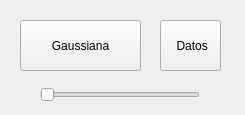
yohanmr/robocomp-shelly, file components/socialnavigationAgent/src/mainUI.ui: the form before one commit.
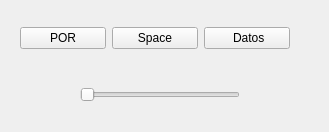
The form after the commit.

The edit to the form file:
```diff
--- a/components/socialnavigationAgent/src/mainUI.ui
+++ b/components/socialnavigationAgent/src/mainUI.ui
@@ -6,30 +6,17 @@
    <rect>
     <x>0</x>
     <y>0</y>
-    <width>245</width>
-    <height>115</height>
+    <width>329</width>
+    <height>132</height>
    </rect>
   </property>
   <property name="windowTitle">
    <string>navigationComp</string>
   </property>
-  <widget class="QPushButton" name="gaussiana">
-   <property name="geometry">
-    <rect>
-     <x>20</x>
-     <y>20</y>
-     <width>121</width>
-     <height>51</height>
-    </rect>
-   </property>
-   <property name="text">
-    <string>Gaussiana</string>
-   </property>
-  </widget>
   <widget class="QSlider" name="proximidad">
    <property name="geometry">
     <rect>
-     <x>40</x>
+     <x>80</x>
      <y>80</y>
      <width>160</width>
      <height>29</height>
@@ -39,18 +26,38 @@
     <enum>Qt::Horizontal</enum>
    </property>
   </widget>
-  <widget class="QPushButton" name="datos">
+  <widget class="QWidget" name="">
    <property name="geometry">
     <rect>
-     <x>160</x>
+     <x>20</x>
      <y>20</y>
-     <width>61</width>
-     <height>51</height>
+     <width>270</width>
+     <height>36</height>
     </rect>
    </property>
-   <property name="text">
-    <string> Datos</string>
-   </property>
+   <layout class="QHBoxLayout" name="horizontalLayout">
+    <item>
+     <widget class="QPushButton" name="por">
+      <property name="text">
+       <string>POR</string>
+      </property>
+     </widget>
+    </item>
+    <item>
+     <widget class="QPushButton" name="gaussiana">
+      <property name="text">
+       <string>Space</string>
+      </property>
+     </widget>
+    </item>
+    <item>
+     <widget class="QPushButton" name="datos">
+      <property name="text">
+       <string> Datos</string>
+      </property>
+     </widget>
+    </item>
+   </layout>
   </widget>
  </widget>
  <resources/>
```
